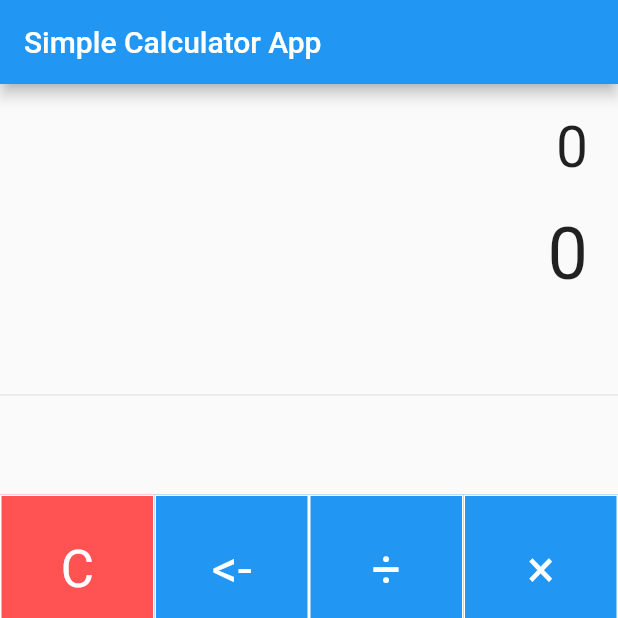
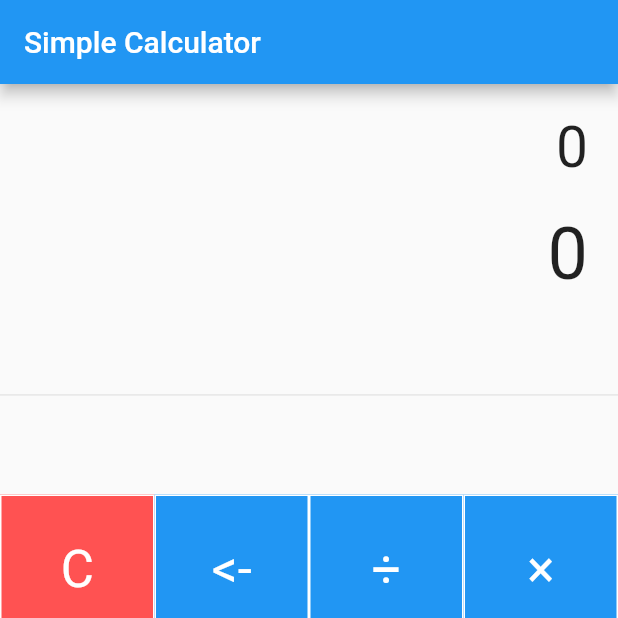
Before and after one commit to Kasweka1/Simple-Calculator, a Flutter app: the screen it shows after launch, on a phone screen of 412 x 824 dp, the top half of it. Run offline on Flutter 3.47's test engine with Material 2 defaults, Android fonts, the phone set to English and light mode, and no system bars; our stand-ins replace math_expressions.

Commit message:
changed title text in appBar

```diff
--- a/lib/main.dart
+++ b/lib/main.dart
@@ -106,7 +106,7 @@ class _SimpleCalculatorState extends State<SimpleCalculator> {
   Widget build(BuildContext context) {
     return Scaffold(
       appBar: AppBar(
-        title: Text("Simple Calculator App"),
+        title: Text("Simple Calculator"),
       ),
       body: Column(
         children: <Widget>[
```
